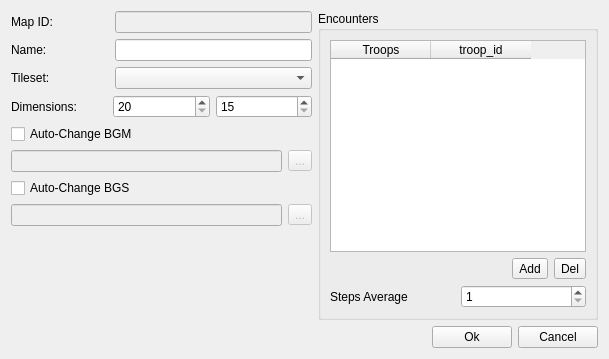
Before: the Qt Designer form dialogs/mappropertiesdialog.ui in jowin202/YaRXP, drawn with Qt 5.
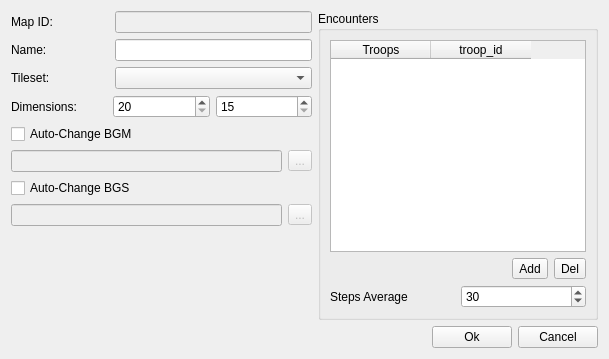
After: the same form once the commit is applied.

The edit to the form file:
```diff
--- a/dialogs/mappropertiesdialog.ui
+++ b/dialogs/mappropertiesdialog.ui
@@ -223,6 +223,9 @@
         <property name="maximum">
          <number>999</number>
         </property>
+        <property name="value">
+         <number>30</number>
+        </property>
        </widget>
       </item>
       <item row="1" column="0" colspan="2">
```
